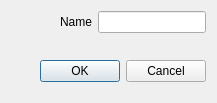
First picture: the form in src/MainWindow/Route/addRouteDialog.ui, repository Hryapusek/database-qt-gui-cpp, before the edit.
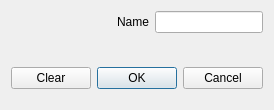
Second picture: the form after the edit.

Commit message: upd: clear button was added

```diff
--- a/src/MainWindow/Route/addRouteDialog.ui
+++ b/src/MainWindow/Route/addRouteDialog.ui
@@ -6,8 +6,8 @@
    <rect>
     <x>0</x>
     <y>0</y>
-    <width>217</width>
-    <height>103</height>
+    <width>272</width>
+    <height>110</height>
    </rect>
   </property>
   <property name="windowTitle">
@@ -71,6 +71,18 @@
     </spacer>
    </item>
    <item>
+    <layout class="QHBoxLayout" name="horizontalLayout">
+     <property name="topMargin">
+      <number>0</number>
+     </property>
+     <item>
+      <widget class="QPushButton" name="pushButton">
+       <property name="text">
+        <string>Clear</string>
+       </property>
+      </widget>
+     </item>
+     <item>
     <widget class="QDialogButtonBox" name="buttonBox">
      <property name="orientation">
       <enum>Qt::Horizontal</enum>
@@ -80,6 +92,8 @@
      </property>
     </widget>
    </item>
+    </layout>
+   </item>
    <item>
     <spacer name="verticalSpacer_2">
      <property name="orientation">
```
Left out of the diff: 28 changed lines with no effect on the pictures. Lines whose indentation alone changed are shown as unchanged. The commit also changes 9 other files.
